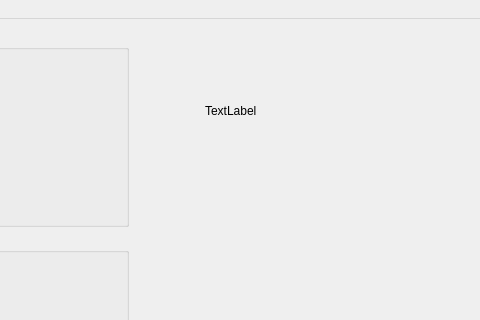
The window that src/mainwindow.ui (hberg539/hska-2048) describes before a commit, drawn with Qt 5; both pictures show x 322 to 802 and y 0 to 320 of the 907 by 462 pixel window.
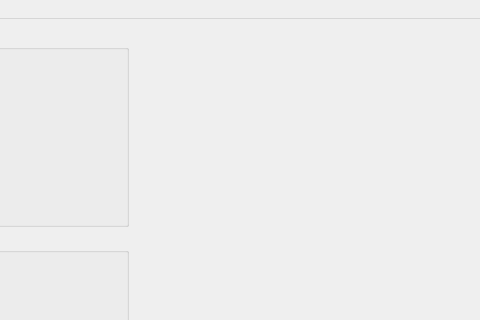
The same window after the commit.

Commit message: Board-Widget finished Applied keyPressEvent Other small changes

What changed in the file:
```diff
--- a/src/mainwindow.ui
+++ b/src/mainwindow.ui
@@ -34,20 +34,12 @@
      </layout>
     </item>
     <item>
-     <widget class="QWidget" name="widget" native="true">
-      <widget class="QLabel" name="klabel">
-       <property name="geometry">
-        <rect>
-         <x>70</x>
-         <y>60</y>
-         <width>71</width>
-         <height>41</height>
-        </rect>
-       </property>
-       <property name="text">
-        <string>TextLabel</string>
-       </property>
-      </widget>
+     <widget class="QWidget" name="widgetBoard" native="true">
+      <layout class="QVBoxLayout" name="verticalLayout_3">
+       <item>
+        <layout class="QVBoxLayout" name="layoutBoard"/>
+       </item>
+      </layout>
      </widget>
     </item>
    </layout>
```
Left out of the diff: 2 changed lines with no effect on the pictures. The commit also changes 12 other files.
